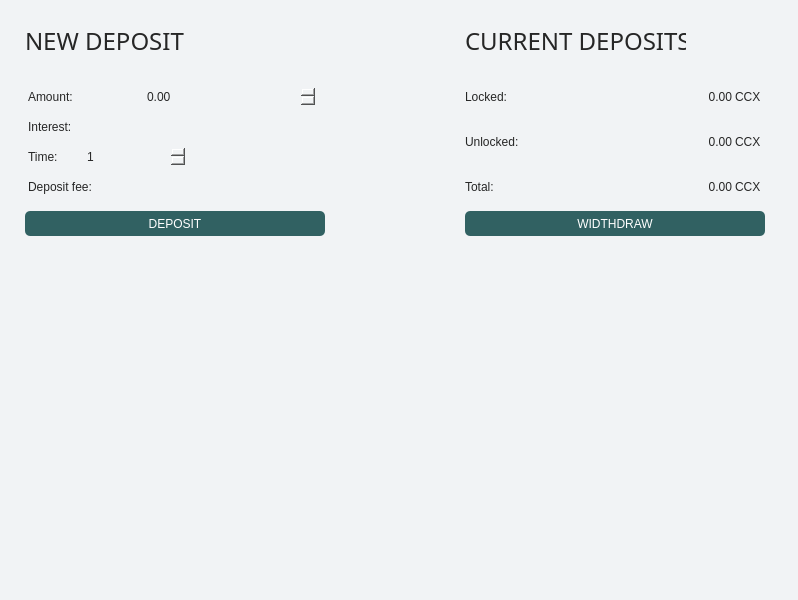
This is src/gui/ui/depositsframe.ui in ConcealNetwork/conceal-desktop as Qt 5 draws it before an edit. The edited form follows.
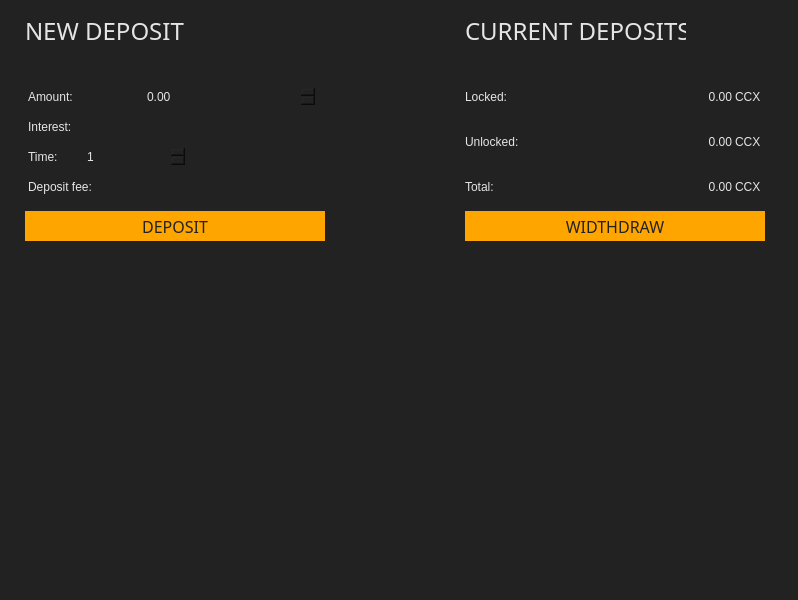
This is the edited form.

The edit to the form file:
```diff
--- a/src/gui/ui/depositsframe.ui
+++ b/src/gui/ui/depositsframe.ui
@@ -26,7 +26,7 @@
    <string>Frame</string>
   </property>
   <property name="styleSheet">
-   <string notr="true">border: 0px; background-color: #F1F3F5; color: #262626;</string>
+   <string notr="true">border: 0px; background-color: #222; color: #e5e5e5;</string>
   </property>
   <property name="frameShape">
    <enum>QFrame::NoFrame</enum>
@@ -165,23 +165,23 @@
         <x>10</x>
         <y>196</y>
         <width>300</width>
-        <height>25</height>
+        <height>30</height>
        </rect>
       </property>
       <property name="minimumSize">
        <size>
         <width>250</width>
-        <height>20</height>
+        <height>30</height>
        </size>
       </property>
       <property name="font">
        <font>
-        <family>Arial</family>
-        <pointsize>9</pointsize>
+        <family>Oswald</family>
+        <pointsize>12</pointsize>
        </font>
       </property>
       <property name="styleSheet">
-       <string notr="true">background-color: #316162; color: #fff; border-radius: 5px; padding: 5px;</string>
+       <string notr="true">color: #222; border-radius: 0px; border: 0px solid; background-color: orange;</string>
       </property>
       <property name="text">
        <string>DEPOSIT</string>
@@ -250,23 +250,23 @@
         <x>450</x>
         <y>196</y>
         <width>300</width>
-        <height>25</height>
+        <height>30</height>
        </rect>
       </property>
       <property name="minimumSize">
        <size>
-        <width>0</width>
-        <height>20</height>
+        <width>250</width>
+        <height>30</height>
        </size>
       </property>
       <property name="font">
        <font>
-        <family>Arial</family>
-        <pointsize>9</pointsize>
+        <family>Oswald</family>
+        <pointsize>12</pointsize>
        </font>
       </property>
       <property name="styleSheet">
-       <string notr="true">background-color: #316162; color: #fff; border-radius: 5px; padding: 5px;</string>
+       <string notr="true">color: #222; border-radius: 0px; border: 0px solid; background-color: orange;</string>
       </property>
       <property name="text">
        <string>WIDTHDRAW</string>
@@ -462,7 +462,7 @@
       <property name="geometry">
        <rect>
         <x>450</x>
-        <y>10</y>
+        <y>0</y>
         <width>221</width>
         <height>31</height>
        </rect>
@@ -483,7 +483,7 @@
       <property name="geometry">
        <rect>
         <x>10</x>
-        <y>10</y>
+        <y>0</y>
         <width>161</width>
         <height>31</height>
        </rect>
@@ -537,7 +537,7 @@
      </property>
      <property name="styleSheet">
       <string notr="true">QHeaderView::section {
-background-color: #5eb6b5; color: #ffff;
+background-color: #555; color: #ffff;
     font: 13px;
     border: 0px solid white;
    height: 30px;
@@ -547,6 +547,7 @@
 QTreeView::item
 {
     font: 10px;
+    color: #ddd;
     height: 30px;
 
 
```
